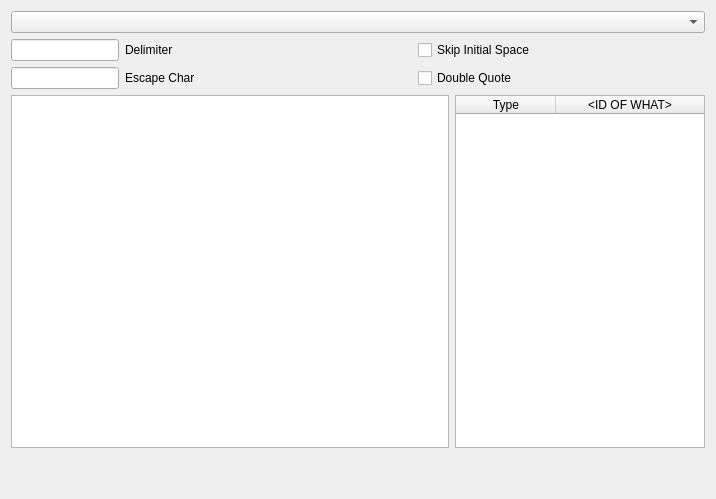
leliel12/yatel, file yatel/uis/ChargeFrame.ui: the form before one commit.
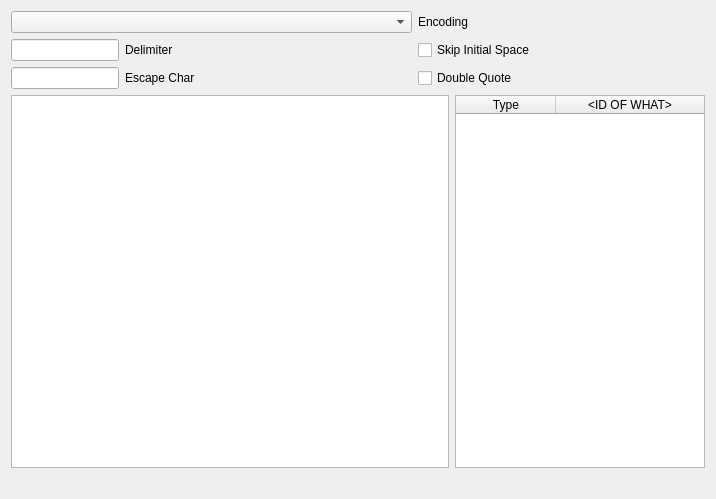
The form after the commit.

Commit message: if fails its works

The edit to the form file:
```diff
--- a/yatel/uis/ChargeFrame.ui
+++ b/yatel/uis/ChargeFrame.ui
@@ -36,9 +36,6 @@
     <layout class="QVBoxLayout" name="verticalLayout">
      <item>
       <layout class="QVBoxLayout" name="verticalLayout_2">
-       <item>
-        <widget class="QComboBox" name="comboBoxEncodings"/>
-       </item>
        <item>
         <layout class="QGridLayout" name="gridLayout">
          <item row="1" column="0">
@@ -95,6 +92,16 @@
            </property>
           </widget>
          </item>
+         <item row="0" column="0" colspan="2">
+          <widget class="QComboBox" name="encodingComboBox"/>
+         </item>
+         <item row="0" column="2">
+          <widget class="QLabel" name="label_3">
+           <property name="text">
+            <string>Encoding</string>
+           </property>
+          </widget>
+         </item>
         </layout>
        </item>
       </layout>
@@ -162,13 +169,6 @@
      </item>
     </layout>
    </item>
-   <item>
-    <widget class="QLabel" name="label_4">
-     <property name="text">
-      <string/>
-     </property>
-    </widget>
-   </item>
    <item>
     <widget class="QLabel" name="selectHapIdLabel">
      <property name="enabled">
```
Left out of the diff: 12 changed lines with no effect on the pictures. The commit also changes 1 other file.
